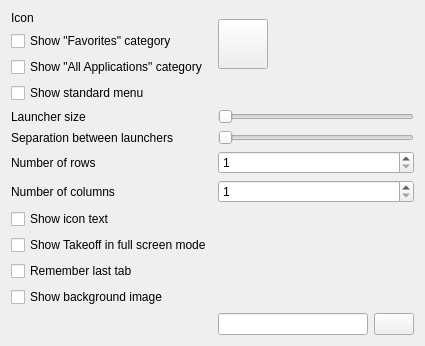
First picture: the form in Takeoff/src/takeoff/model/config/ConfigForm.ui, repository JoseExposito/takeoff-launcher, before the edit.
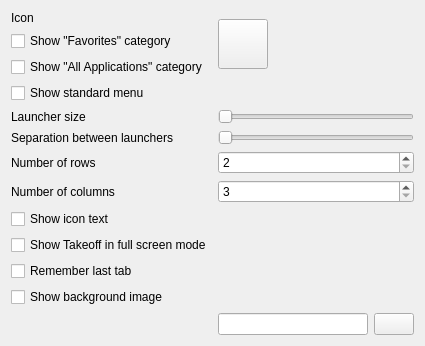
Second picture: the form after the edit.

```diff
--- a/Takeoff/src/takeoff/model/config/ConfigForm.ui
+++ b/Takeoff/src/takeoff/model/config/ConfigForm.ui
@@ -111,7 +111,7 @@
    <item row="6" column="1" colspan="2">
     <widget class="QSpinBox" name="numRows">
      <property name="minimum">
-      <number>1</number>
+      <number>2</number>
      </property>
      <property name="maximum">
       <number>10</number>
@@ -128,7 +128,7 @@
    <item row="7" column="1" colspan="2">
     <widget class="QSpinBox" name="numColumns">
      <property name="minimum">
-      <number>1</number>
+      <number>3</number>
      </property>
      <property name="maximum">
       <number>20</number>
```
Left out of the diff: 5 changed lines with no effect on the pictures.
